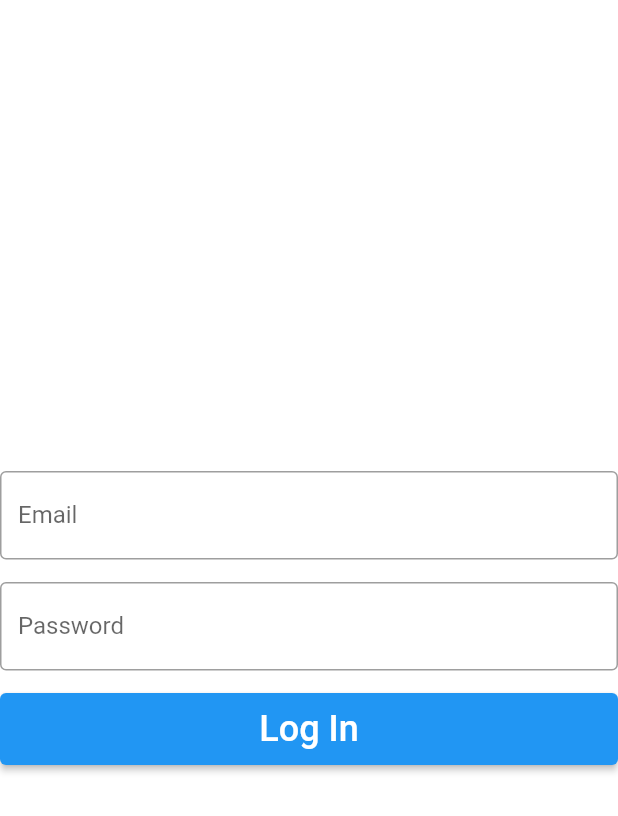
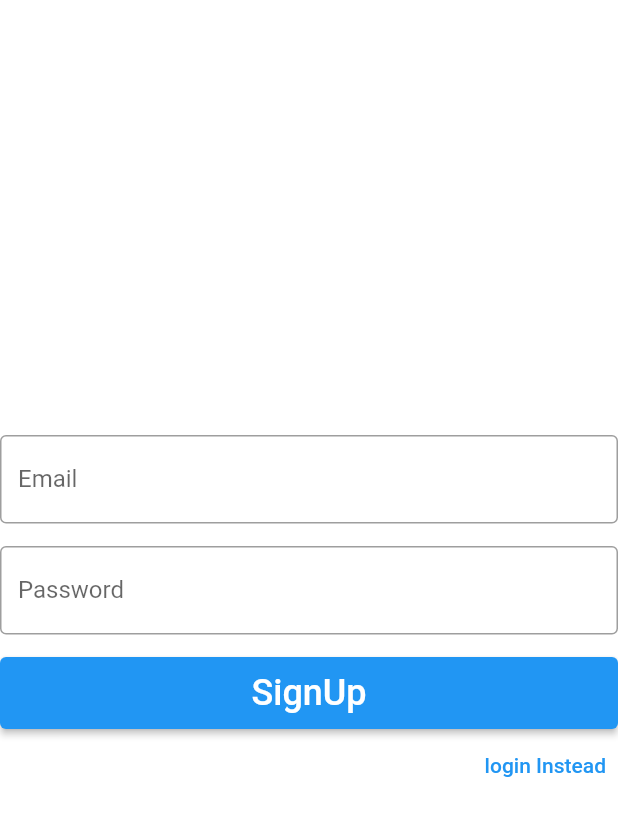
Before and after one commit to akesharwani23/college_db, a Flutter app: the screen it shows after launch, on a phone screen of 412 x 824 dp. Shown: the top 816 px of the screen. Run offline on Flutter 3.47's test engine with Material 2 defaults, Android fonts, the phone set to English and light mode, and no system bars; our stand-ins replace firebase_auth, firebase_core; accounts and stored records are empty.

Commit message:
basic signup widget added

```diff
--- a/lib/main.dart
+++ b/lib/main.dart
@@ -1,4 +1,4 @@
-import 'package:college_db/screens/authentication_screen.dart';
+import 'package:college_db/screens/auth_screen.dart';
 import 'package:college_db/screens/home_screen.dart';
 import 'package:firebase_auth/firebase_auth.dart';
 import 'package:firebase_core/firebase_core.dart';
@@ -22,7 +22,7 @@ class MyApp extends StatelessWidget {
             if (snapshot.hasData) {
               return HomeScreen();
             } else {
-              return AuthenticationScreen();
+              return AuthScreen();
             }
           }),
     );
--- /dev/null
+++ b/lib/screens/auth_screen.dart
@@ -0,0 +1,39 @@
+import 'dart:io';
+
+import 'package:college_db/widgets/login_widget.dart';
+import 'package:college_db/widgets/signup_widget.dart';
+import 'package:firebase_auth/firebase_auth.dart';
+import 'package:flutter/material.dart';
+
+class AuthScreen extends StatefulWidget {
+  AuthScreen({Key? key}) : super(key: key);
+
+  @override
+  State<AuthScreen> createState() => _AuthScreenState();
+}
+
+class _AuthScreenState extends State<AuthScreen> {
+  var _isLogin = false;
+
+  void _toggle() {
+    setState(() {
+      _isLogin = !_isLogin;
+    });
+  }
+
+  @override
+  Widget build(BuildContext context) {
+    return Scaffold(
+        backgroundColor: Colors.white,
+        body: Column(
+          crossAxisAlignment: CrossAxisAlignment.end,
+          mainAxisAlignment: MainAxisAlignment.center,
+          children: [
+            _isLogin ? LogInWidget() : SignUpWidget(),
+            TextButton(
+                onPressed: _toggle,
+                child: Text('${!_isLogin ? "login" : "signup"} Instead'))
+          ],
+        ));
+  }
+}
--- a/lib/screens/authentication_screen.dart
+++ /dev/null
@@ -1,84 +0,0 @@
-import 'package:firebase_auth/firebase_auth.dart';
-import 'package:flutter/material.dart';
-
-class AuthenticationScreen extends StatefulWidget {
-  AuthenticationScreen({Key? key}) : super(key: key);
-
-  @override
-  State<AuthenticationScreen> createState() => _AuthenticationScreenState();
-}
-
-class _AuthenticationScreenState extends State<AuthenticationScreen> {
-  final _emailController = TextEditingController();
-  final _passwordController = TextEditingController();
-  var _isLoading = false;
-  @override
-  void dispose() {
-    _emailController.dispose();
-    _passwordController.dispose();
-    super.dispose();
-  }
-
-  void _loginFunction() async {
-    setState(() {
-      _isLoading = true;
-    });
-    await FirebaseAuth.instance.signInWithEmailAndPassword(
-        email: _emailController.text.trim(),
-        password: _passwordController.text.trim());
-    setState(() {
-      _isLoading = false;
-    });
-  }
-
-  @override
-  Widget build(BuildContext context) {
-    return Scaffold(
-      backgroundColor: Colors.white,
-      body: _isLoading
-          ? Center(child: CircularProgressIndicator())
-          : Center(
-              child: SingleChildScrollView(
-                child: Column(
-                    mainAxisAlignment: MainAxisAlignment.spaceBetween,
-                    children: [
-                      // SizedBox(
-                      //   height: 30,
-                      // ),
-                      TextField(
-                        controller: _emailController,
-                        decoration: InputDecoration(
-                          border: OutlineInputBorder(),
-                          labelText: 'Email',
-                        ),
-                        textInputAction: TextInputAction.next,
-                      ),
-                      SizedBox(height: 15),
-                      TextField(
-                        controller: _passwordController,
-                        textInputAction: TextInputAction.done,
-                        decoration: InputDecoration(
-                          border: OutlineInputBorder(),
-                          labelText: 'Password',
-                        ),
-                        obscureText: true,
-                      ),
-                      SizedBox(height: 15),
-                      ElevatedButton(
-                          onPressed: _loginFunction,
-                          // onPressed: () => print('clicked'),
-                          child: Container(
-                            alignment: Alignment.center,
-                            width: double.infinity,
-                            margin: EdgeInsets.all(10),
-                            child: const Text(
-                              'Log In',
-                              style: TextStyle(fontSize: 24),
-                            ),
-                          ))
-                    ]),
-              ),
-            ),
-    );
-  }
-}
--- /dev/null
+++ b/lib/widgets/signup_widget.dart
@@ -0,0 +1,80 @@
+import 'package:firebase_auth/firebase_auth.dart';
+import 'package:flutter/material.dart';
+
+class SignUpWidget extends StatefulWidget {
+  const SignUpWidget({Key? key}) : super(key: key);
+
+  @override
+  State<SignUpWidget> createState() => _SignUpWidgetState();
+}
+
+class _SignUpWidgetState extends State<SignUpWidget> {
+  final _emailController = TextEditingController();
+  final _passwordController = TextEditingController();
+  var _isLoading = false;
+  @override
+  void dispose() {
+    _emailController.dispose();
+    _passwordController.dispose();
+    super.dispose();
+  }
+
+  void _loginFunction() async {
+    setState(() {
+      _isLoading = true;
+    });
+    await FirebaseAuth.instance.createUserWithEmailAndPassword(
+        email: _emailController.text.trim(),
+        password: _passwordController.text.trim());
+    setState(() {
+      _isLoading = false;
+    });
+  }
+
+  @override
+  Widget build(BuildContext context) {
+    return Container(
+      // backgroundColor: Colors.white,
+      child: _isLoading
+          ? Center(child: CircularProgressIndicator())
+          : Column(
+              mainAxisAlignment: MainAxisAlignment.spaceBetween,
+              children: [
+                  // SizedBox(
+                  //   height: 30,
+                  // ),
+                  TextField(
+                    controller: _emailController,
+                    decoration: InputDecoration(
+                      border: OutlineInputBorder(),
+                      labelText: 'Email',
+                    ),
+                    textInputAction: TextInputAction.next,
+                  ),
+                  SizedBox(height: 15),
+                  TextField(
+                    controller: _passwordController,
+                    textInputAction: TextInputAction.done,
+                    decoration: InputDecoration(
+                      border: OutlineInputBorder(),
+                      labelText: 'Password',
+                    ),
+                    obscureText: true,
+                  ),
+                  SizedBox(height: 15),
+                  ElevatedButton(
+                      onPressed: _loginFunction,
+                      // onPressed: () => print('clicked'),
+                      child: Container(
+                        alignment: Alignment.center,
+                        width: double.infinity,
+                        margin: EdgeInsets.all(10),
+                        child: const Text(
+                          'SignUp',
+                          style: TextStyle(fontSize: 24),
+                        ),
+                      ))
+                ]),
+    );
+  }
+}
```
Also changed, not shown: lib/widgets/login_widget.dart (added, +79 -0 lines).
